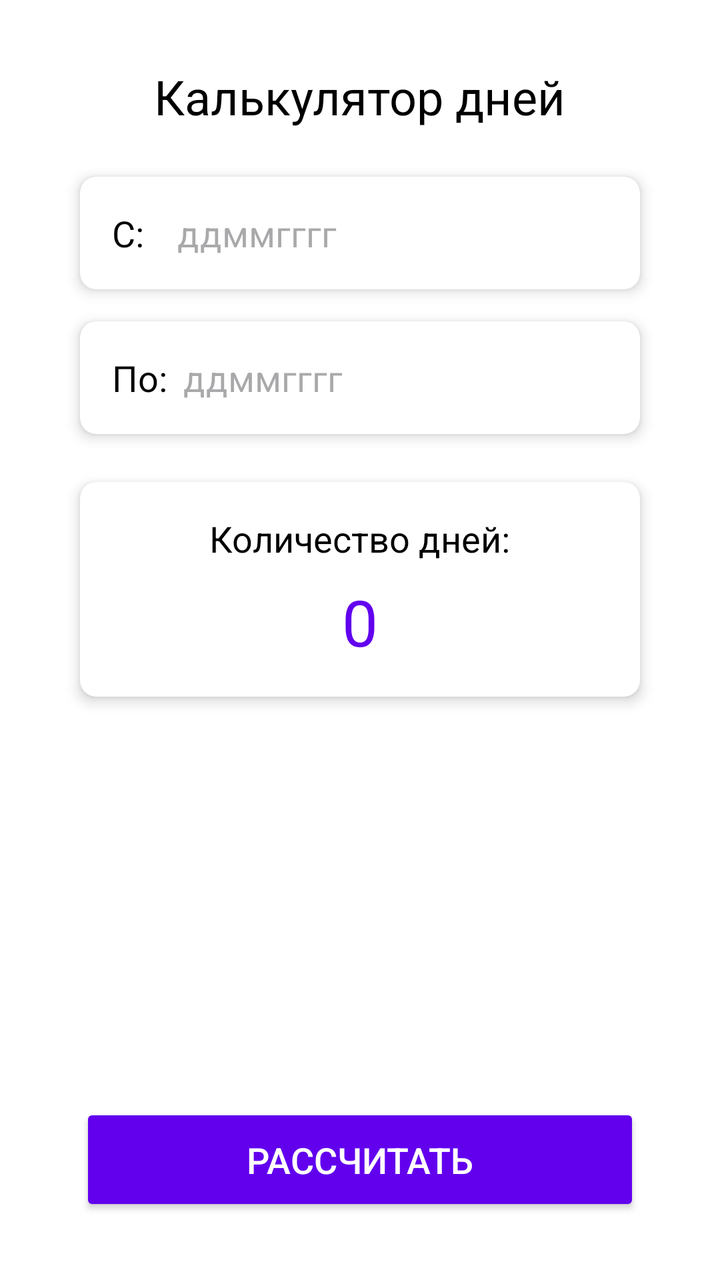
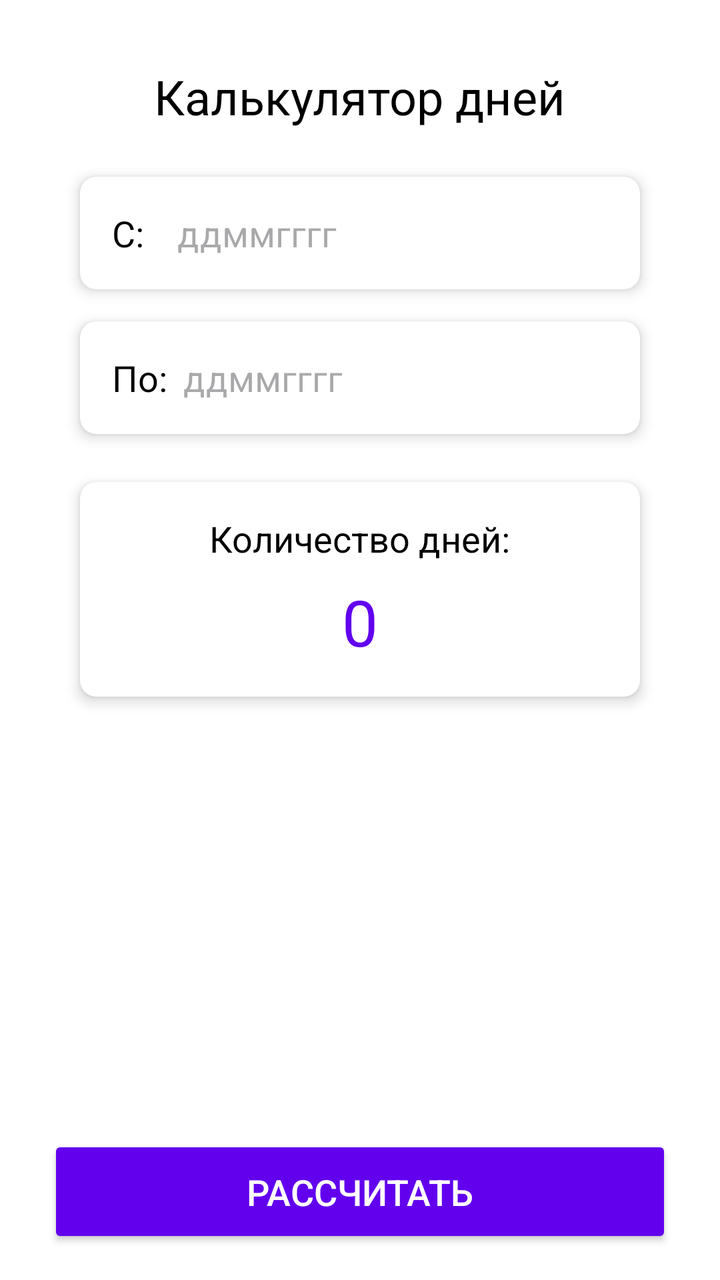

Compare the two renders of this Android layout. The source of the first and the diff that turns it into the second are given below.
<!-- AndroidManifest.xml: activity theme Theme.Dategap -->
<!-- res/layout/activity_main.xml -->
<?xml version="1.0" encoding="utf-8"?>
<androidx.coordinatorlayout.widget.CoordinatorLayout
    xmlns:android="http://schemas.android.com/apk/res/android"
    xmlns:app="http://schemas.android.com/apk/res-auto"
    xmlns:tools="http://schemas.android.com/tools"
    android:layout_width="match_parent"
    android:layout_height="match_parent"
    android:fitsSystemWindows="true"
    tools:context=".MainActivity">

    <LinearLayout
        android:layout_width="match_parent"
        android:layout_height="match_parent"
        android:orientation="vertical"
        android:padding="16dp"
        android:background="@color/white">

        
        <TextView
            android:id="@+id/title"
            android:layout_width="wrap_content"
            android:layout_height="wrap_content"
            android:text="Калькулятор дней"
            android:textSize="24sp"
            android:textColor="@color/black"
            android:layout_gravity="center_horizontal"
            android:layout_marginTop="16dp"
            android:layout_marginBottom="24dp"/>

        
        <androidx.cardview.widget.CardView
            android:layout_width="match_parent"
            android:layout_height="wrap_content"
            android:layout_marginStart="24dp"
            android:layout_marginEnd="24dp"
            android:layout_marginBottom="16dp"
            app:cardCornerRadius="8dp"
            app:cardElevation="4dp"
            app:cardBackgroundColor="@color/white">

            <LinearLayout
                android:layout_width="match_parent"
                android:layout_height="wrap_content"
                android:orientation="horizontal"
                android:padding="16dp">

                <TextView
                    android:layout_width="wrap_content"
                    android:layout_height="wrap_content"
                    android:layout_gravity="center_vertical"
                    android:layout_marginEnd="8dp"
                    android:text="C:  "
                    android:textColor="@color/black"
                    android:textSize="18sp" />

                <EditText
                    android:id="@+id/edit_start_date"
                    android:layout_width="0dp"
                    android:layout_height="wrap_content"
                    android:layout_weight="1"
                    android:hint="ддммгггг"
                    android:inputType="number"
                    android:textSize="18sp"
                    android:background="@null"
                    android:backgroundTint="@color/purple_500"/>
            </LinearLayout>
        </androidx.cardview.widget.CardView>

        
        <androidx.cardview.widget.CardView
            android:layout_width="match_parent"
            android:layout_height="wrap_content"
            android:layout_marginStart="24dp"
            android:layout_marginEnd="24dp"
            android:layout_marginBottom="24dp"
            app:cardCornerRadius="8dp"
            app:cardElevation="4dp"
            app:cardBackgroundColor="@color/white">

            <LinearLayout
                android:layout_width="match_parent"
                android:layout_height="wrap_content"
                android:orientation="horizontal"
                android:padding="16dp">

                <TextView
                    android:layout_width="wrap_content"
                    android:layout_height="wrap_content"
                    android:text="По:"
                    android:textSize="18sp"
                    android:textColor="@color/black"
                    android:layout_gravity="center_vertical"
                    android:layout_marginEnd="8dp"/>

                <EditText
                    android:id="@+id/edit_end_date"
                    android:layout_width="0dp"
                    android:layout_height="wrap_content"
                    android:layout_weight="1"
                    android:hint="ддммгггг"
                    android:inputType="number"
                    android:textSize="18sp"
                    android:background="@null"
                    android:backgroundTint="@color/purple_500"/>
            </LinearLayout>
        </androidx.cardview.widget.CardView>

        
        <androidx.cardview.widget.CardView
            android:layout_width="match_parent"
            android:layout_height="wrap_content"
            android:layout_marginStart="24dp"
            android:layout_marginEnd="24dp"
            android:layout_marginBottom="24dp"
            app:cardCornerRadius="8dp"
            app:cardElevation="4dp"
            app:cardBackgroundColor="@color/white">

            <LinearLayout
                android:layout_width="match_parent"
                android:layout_height="wrap_content"
                android:orientation="vertical"
                android:padding="16dp"
                android:gravity="center">

                
                <TextView
                    android:id="@+id/text_diff_day"
                    android:layout_width="wrap_content"
                    android:layout_height="wrap_content"
                    android:text="Количество дней:"
                    android:textSize="18sp"
                    android:textColor="@color/black"
                    android:layout_marginBottom="8dp"/>

                
                <TextView
                    android:id="@+id/diff_day"
                    android:layout_width="wrap_content"
                    android:layout_height="wrap_content"
                    android:text="0"
                    android:textSize="32sp"
                    android:textColor="@color/purple_500"/>
            </LinearLayout>

        </androidx.cardview.widget.CardView>

        
        <Space
            android:layout_width="match_parent"
            android:layout_height="wrap_content"
            android:layout_weight="1" />

        <Button
            android:id="@+id/btn_calculate"
            android:layout_width="match_parent"
            android:layout_height="wrap_content"
            android:layout_gravity="bottom"
            android:layout_marginStart="24dp"
            android:layout_marginEnd="24dp"
            android:layout_marginBottom="16dp"
            android:backgroundTint="@color/purple_500"
            android:padding="16dp"
            android:text="Рассчитать"
            android:textColor="@color/white"
            android:textSize="18sp" />
    </LinearLayout>

</androidx.coordinatorlayout.widget.CoordinatorLayout>
<!-- resources referenced by this layout -->
<resources>
  <color name="black">#FF000000</color>
  <color name="purple_500">#FF6200EE</color>
  <color name="white">#FFFFFFFF</color>
  <style name="Theme.Dategap" parent="android:Theme.Material.Light.NoActionBar" />
</resources>

<!-- the commit's change to res/layout/activity_main.xml (unified diff, before → after) -->
@@ -9,34 +9,38 @@
     tools:context=".MainActivity">
 
     <LinearLayout
+        android:id="@+id/linearLayout"
         android:layout_width="match_parent"
         android:layout_height="match_parent"
+        android:background="@color/white"
         android:orientation="vertical"
         android:padding="16dp"
-        android:background="@color/white">
+        android:visibility="visible">
 
         
+
         <TextView
             android:id="@+id/title"
             android:layout_width="wrap_content"
             android:layout_height="wrap_content"
-            android:text="Калькулятор дней"
-            android:textSize="24sp"
-            android:textColor="@color/black"
             android:layout_gravity="center_horizontal"
             android:layout_marginTop="16dp"
-            android:layout_marginBottom="24dp"/>
+            android:layout_marginBottom="24dp"
+            android:text="Калькулятор дней"
+            android:textColor="@color/black"
+            android:textSize="24sp" />
 
         
+
         <androidx.cardview.widget.CardView
             android:layout_width="match_parent"
             android:layout_height="wrap_content"
             android:layout_marginStart="24dp"
             android:layout_marginEnd="24dp"
             android:layout_marginBottom="16dp"
+            app:cardBackgroundColor="@color/white"
             app:cardCornerRadius="8dp"
-            app:cardElevation="4dp"
-            app:cardBackgroundColor="@color/white">
+            app:cardElevation="4dp">
 
             <LinearLayout
                 android:layout_width="match_parent"
@@ -58,11 +62,11 @@
                     android:layout_width="0dp"
                     android:layout_height="wrap_content"
                     android:layout_weight="1"
+                    android:background="@null"
+                    android:backgroundTint="@color/purple_500"
                     android:hint="ддммгггг"
                     android:inputType="number"
-                    android:textSize="18sp"
-                    android:background="@null"
-                    android:backgroundTint="@color/purple_500"/>
+                    android:textSize="18sp" />
             </LinearLayout>
         </androidx.cardview.widget.CardView>
 
@@ -73,9 +77,9 @@
             android:layout_marginStart="24dp"
             android:layout_marginEnd="24dp"
             android:layout_marginBottom="24dp"
+            app:cardBackgroundColor="@color/white"
             app:cardCornerRadius="8dp"
-            app:cardElevation="4dp"
-            app:cardBackgroundColor="@color/white">
+            app:cardElevation="4dp">
 
             <LinearLayout
                 android:layout_width="match_parent"
@@ -86,22 +90,22 @@
                 <TextView
                     android:layout_width="wrap_content"
                     android:layout_height="wrap_content"
+                    android:layout_gravity="center_vertical"
+                    android:layout_marginEnd="8dp"
                     android:text="По:"
-                    android:textSize="18sp"
                     android:textColor="@color/black"
-                    android:layout_gravity="center_vertical"
-                    android:layout_marginEnd="8dp"/>
+                    android:textSize="18sp" />
 
                 <EditText
                     android:id="@+id/edit_end_date"
                     android:layout_width="0dp"
                     android:layout_height="wrap_content"
                     android:layout_weight="1"
+                    android:background="@null"
+                    android:backgroundTint="@color/purple_500"
                     android:hint="ддммгггг"
                     android:inputType="number"
-                    android:textSize="18sp"
-                    android:background="@null"
-                    android:backgroundTint="@color/purple_500"/>
+                    android:textSize="18sp" />
             </LinearLayout>
         </androidx.cardview.widget.CardView>
 
@@ -112,26 +116,26 @@
             android:layout_marginStart="24dp"
             android:layout_marginEnd="24dp"
             android:layout_marginBottom="24dp"
+            app:cardBackgroundColor="@color/white"
             app:cardCornerRadius="8dp"
-            app:cardElevation="4dp"
-            app:cardBackgroundColor="@color/white">
+            app:cardElevation="4dp">
 
             <LinearLayout
                 android:layout_width="match_parent"
                 android:layout_height="wrap_content"
+                android:gravity="center"
                 android:orientation="vertical"
-                android:padding="16dp"
-                android:gravity="center">
+                android:padding="16dp">
 
                 
                 <TextView
                     android:id="@+id/text_diff_day"
                     android:layout_width="wrap_content"
                     android:layout_height="wrap_content"
+                    android:layout_marginBottom="8dp"
                     android:text="Количество дней:"
-                    android:textSize="18sp"
                     android:textColor="@color/black"
-                    android:layout_marginBottom="8dp"/>
+                    android:textSize="18sp" />
 
                 
                 <TextView
@@ -139,31 +143,30 @@
                     android:layout_width="wrap_content"
                     android:layout_height="wrap_content"
                     android:text="0"
-                    android:textSize="32sp"
-                    android:textColor="@color/purple_500"/>
+                    android:textColor="@color/purple_500"
+                    android:textSize="32sp" />
             </LinearLayout>
 
         </androidx.cardview.widget.CardView>
 
         
-        <Space
-            android:layout_width="match_parent"
-            android:layout_height="wrap_content"
-            android:layout_weight="1" />
 
-        <Button
-            android:id="@+id/btn_calculate"
-            android:layout_width="match_parent"
-            android:layout_height="wrap_content"
-            android:layout_gravity="bottom"
-            android:layout_marginStart="24dp"
-            android:layout_marginEnd="24dp"
-            android:layout_marginBottom="16dp"
-            android:backgroundTint="@color/purple_500"
-            android:padding="16dp"
-            android:text="Рассчитать"
-            android:textColor="@color/white"
-            android:textSize="18sp" />
     </LinearLayout>
 
+    <Button
+        android:id="@+id/btn_calculate"
+        android:layout_width="match_parent"
+        android:layout_height="wrap_content"
+        android:layout_gravity="end"
+        android:layout_marginStart="24dp"
+        android:layout_marginEnd="24dp"
+        android:layout_marginBottom="16dp"
+        android:backgroundTint="@color/purple_500"
+        android:padding="16dp"
+        android:text="Рассчитать"
+        android:textColor="@color/white"
+        android:textSize="18sp"
+        app:layout_anchor="@+id/linearLayout"
+        app:layout_anchorGravity="bottom|center" />
+
 </androidx.coordinatorlayout.widget.CoordinatorLayout>
